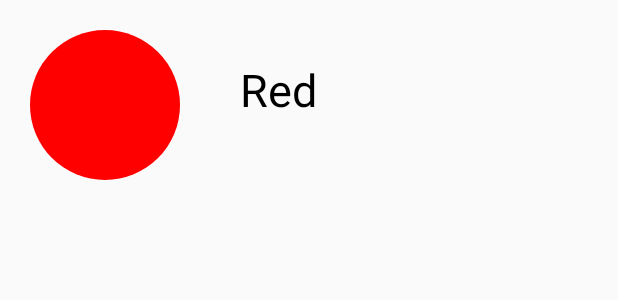
After one commit to vaibhavt802/Electronic-Guide, an Android app: the layout color_spinner_row.xml on its own in the app's theme, with its tools: preview values and no code run, on a phone screen of 412 x 824 dp. The commit adds this screen. Shown: the top 300 px of the screen. Run offline under Robolectric (Android 15) with nearby library versions, the phone set to English and light mode, and no system bars.

Commit message:
yash (#4)
* yash first commit

* yash created 4bresitoractivity

* yash created spinner

```diff
--- a/app/src/main/AndroidManifest.xml
+++ b/app/src/main/AndroidManifest.xml
@@ -9,7 +9,8 @@
         android:roundIcon="@mipmap/ic_launcher_round"
         android:supportsRtl="true"
         android:theme="@style/AppTheme">
-        <activity android:name=".ResistorActivity"></activity>
+        <activity android:name=".FourBResistorActivity"></activity>
+        <activity android:name=".ResistorActivity" />
         <activity android:name=".MainActivity">
             <intent-filter>
                 <action android:name="android.intent.action.MAIN" />
--- /dev/null
+++ b/app/src/main/res/drawable/redcircle.xml
@@ -0,0 +1,10 @@
+<?xml version="1.0" encoding="utf-8"?>
+<shape xmlns:android="http://schemas.android.com/apk/res/android"
+    android:shape="oval">
+    <solid
+        android:color="#FF0000"/>
+
+    <size
+        android:width="120dp"
+        android:height="120dp"/>
+</shape>
--- a/app/src/main/res/layout/activity_four_bresistor.xml
+++ b/app/src/main/res/layout/activity_four_bresistor.xml
@@ -5,8 +5,8 @@
     xmlns:tools="http://schemas.android.com/tools"
     android:layout_width="match_parent"
     android:layout_height="match_parent"
-    android:background="@color/colorPrimaryDark"
     tools:context=".FourBResistorActivity">
+
 
     <LinearLayout
         android:orientation="vertical"
--- /dev/null
+++ b/app/src/main/res/layout/color_spinner_row.xml
@@ -0,0 +1,27 @@
+<?xml version="1.0" encoding="utf-8"?>
+<RelativeLayout xmlns:android="http://schemas.android.com/apk/res/android"
+    android:layout_width="match_parent" android:layout_height="match_parent">
+
+
+    <ImageView
+        android:id="@+id/imgcolor"
+        android:layout_width="100dp"
+        android:layout_height="100dp"
+        android:src="@drawable/redcircle"
+        android:layout_margin="20dp"
+        />
+
+    <TextView
+        android:id="@+id/txtcolor"
+        android:layout_width="wrap_content"
+        android:layout_height="wrap_content"
+        android:text="Red"
+        android:textColor="@android:color/black"
+        android:layout_toEndOf="@+id/imgcolor"
+        android:layout_alignBottom="@+id/imgcolor"
+        android:layout_alignParentTop="true"
+        android:textSize="30sp"
+        android:gravity="center_vertical"
+        android:layout_marginLeft="20dp"/>
+
+</RelativeLayout>
```
Also changed, not shown: app/src/main/java/com/example/electronicguide/ColorSpinnerAdapter.java (added, +55 -0 lines), app/src/main/java/com/example/electronicguide/ColorSpinnerItem.java (added, +18 -0 lines), app/src/main/res/drawable/blackcolor.xml (added, +10 -0 lines), app/src/main/res/drawable/bluecolor.xml (added, +10 -0 lines), app/src/main/res/drawable/greencolor.xml (added, +10 -0 lines).
